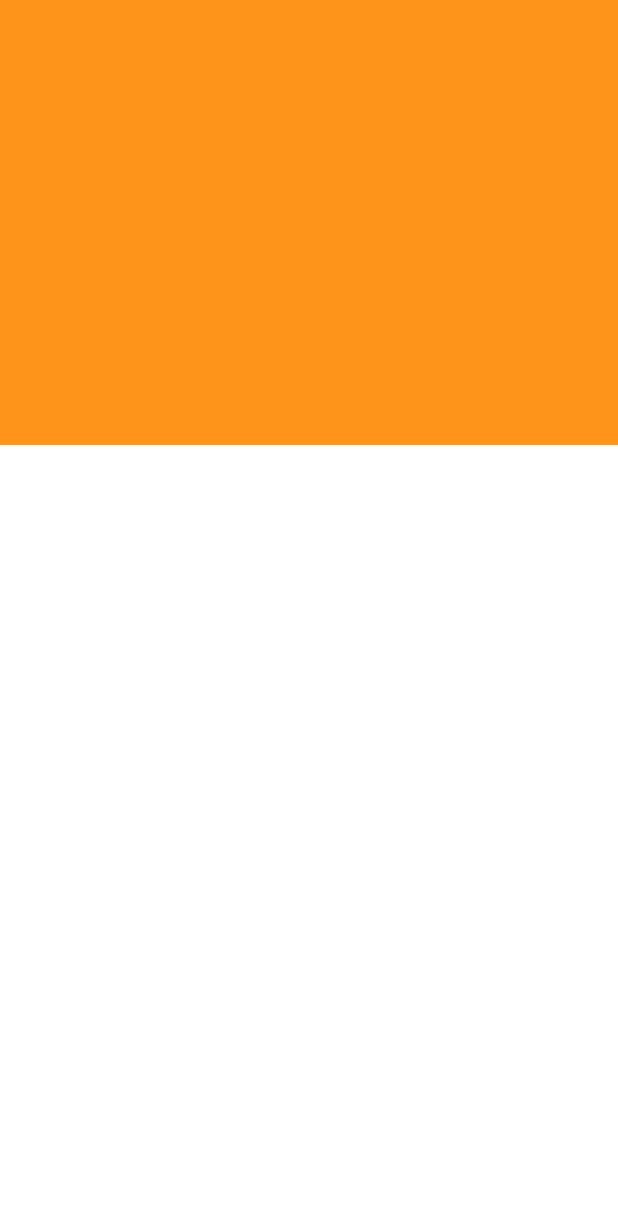
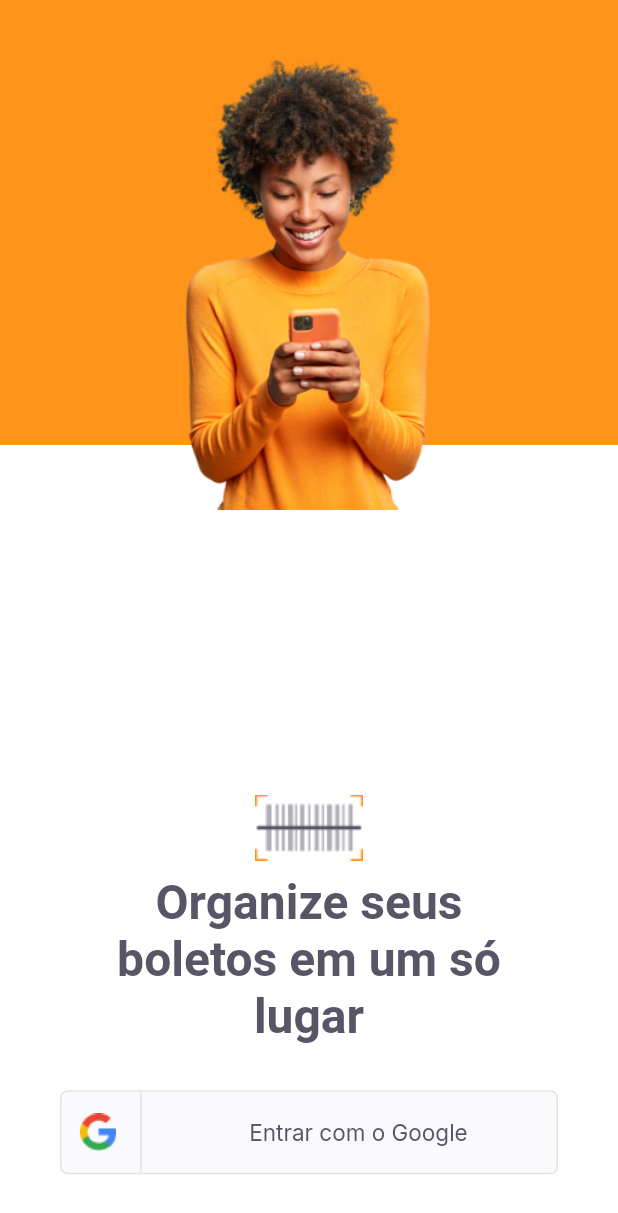
Before and after one commit to Magnothiago/PayFlow, a Flutter app: the screen it shows after launch, on a phone screen of 412 x 824 dp. Shown: the top 1213 px of the screen. Run offline on Flutter 3.47's test engine with Material 2 defaults, Android fonts, the phone set to English and light mode, and no system bars; our stand-ins replace google_fonts.

Commit message:
tela de login e base da tela de home

```diff
--- /dev/null
+++ b/lib/modules/home/home_page.dart
@@ -0,0 +1,10 @@
+import 'package:flutter/material.dart';
+
+class HomePage extends StatelessWidget {
+  const HomePage({Key? key}) : super(key: key);
+
+  @override
+  Widget build(BuildContext context) {
+    return Container();
+  }
+}
--- a/lib/modules/login/login_page.dart
+++ b/lib/modules/login/login_page.dart
@@ -1,5 +1,8 @@
 import 'package:flutter/material.dart';
 import 'package:payflow/shared/themes/app_colors.dart';
+import 'package:payflow/shared/themes/app_imagens.dart';
+import 'package:payflow/shared/themes/app_text_styles.dart';
+import 'package:payflow/shared/widgets/social_login/social_login_button.dart';
 
 class LoginPage extends StatefulWidget {
   const LoginPage({Key? key}) : super(key: key);
@@ -14,14 +17,58 @@ class _LoginPageState extends State<LoginPage> {
     final size = MediaQuery.of(context).size;
     return Scaffold(
       backgroundColor: AppColors.background,
-      body: Stack(
+      body: Container(
+        width: size.width,
+        height: size.height,
+        child: Stack(
           children: [
             Container(
               width: size.width,
               height: size.height * 0.36,
               color: AppColors.primary,
             ),
+            Positioned(
+              top: 40,
+              left: 0,
+              right: 0,
+              child: Image.asset(
+                AppImages.person,
+                width: 208,
+                height: 300,
+              ),
+            ),
+            Positioned(
+              left: 0,
+              right: 0,
+              bottom: size.height * 0.05,
+              child: Column(
+                mainAxisAlignment: MainAxisAlignment.center,
+                children: [
+                  Image.asset(
+                    AppImages.logomini,
+                  ),
+                  Padding(
+                    padding: const EdgeInsets.only(top: 9, left: 70, right: 70),
+                    child: Text(
+                      "Organize seus boletos em um só lugar",
+                      style: TextStyles.titleHome,
+                      textAlign: TextAlign.center,
+                    ),
+                  ),
+                  Padding(
+                    padding:
+                        const EdgeInsets.only(left: 40, right: 40, top: 30),
+                    child: SocialLoginButton(
+                      onTap: () {
+                        print("Teste");
+                      },
+                    ),
+                  )
                 ],
+              ),
+            )
+          ],
+        ),
       ),
     );
   }
--- /dev/null
+++ b/lib/shared/widgets/social_login/social_login_button.dart
@@ -0,0 +1,61 @@
+import 'package:flutter/material.dart';
+import 'package:payflow/shared/themes/app_colors.dart';
+import 'package:payflow/shared/themes/app_imagens.dart';
+import 'package:payflow/shared/themes/app_text_styles.dart';
+
+class SocialLoginButton extends StatelessWidget {
+  final VoidCallback onTap;
+
+  const SocialLoginButton({Key? key, required this.onTap}) : super(key: key);
+
+  @override
+  Widget build(BuildContext context) {
+    return InkWell(
+      onTap: this.onTap,
+      child: Container(
+        decoration: BoxDecoration(
+          color: AppColors.shape,
+          borderRadius: BorderRadius.circular(5),
+          border: Border.fromBorderSide(BorderSide(color: AppColors.stroke)),
+        ),
+        height: 56,
+        child: Row(
+          children: [
+            Expanded(
+              flex: 1,
+              child: Row(
+                mainAxisAlignment: MainAxisAlignment.center,
+                children: [
+                  Image.asset(
+                    AppImages.google,
+                  ),
+                  SizedBox(
+                    width: 16,
+                  ),
+                  Container(
+                    height: 55,
+                    width: 1,
+                    color: AppColors.stroke,
+                  )
+                ],
+              ),
+            ),
+            Expanded(
+              flex: 4,
+              child: Row(
+                mainAxisAlignment: MainAxisAlignment.center,
+                children: [
+                  Text(
+                    "Entrar com o Google",
+                    style: TextStyles.buttonGray,
+                  ),
+                ],
+              ),
+            ),
+            // Expanded(child: Container())
+          ],
+        ),
+      ),
+    );
+  }
+}
```
Lines whose indentation alone changed are shown as unchanged.
